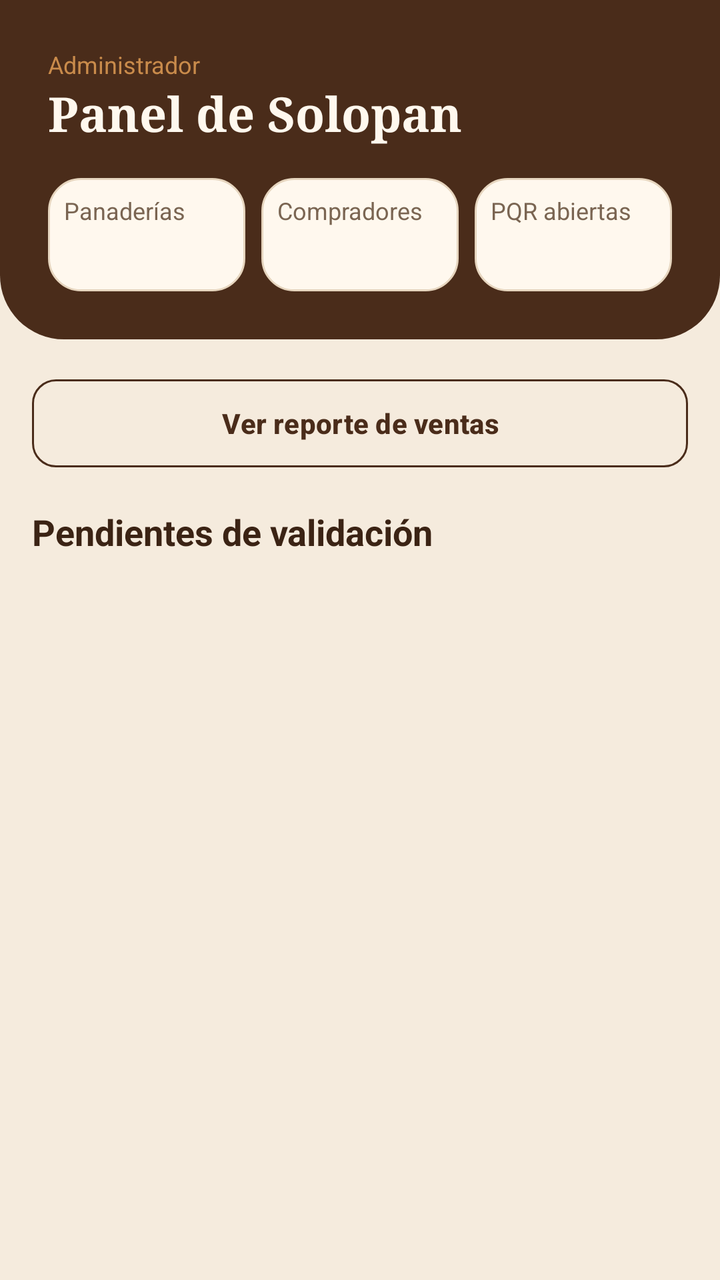
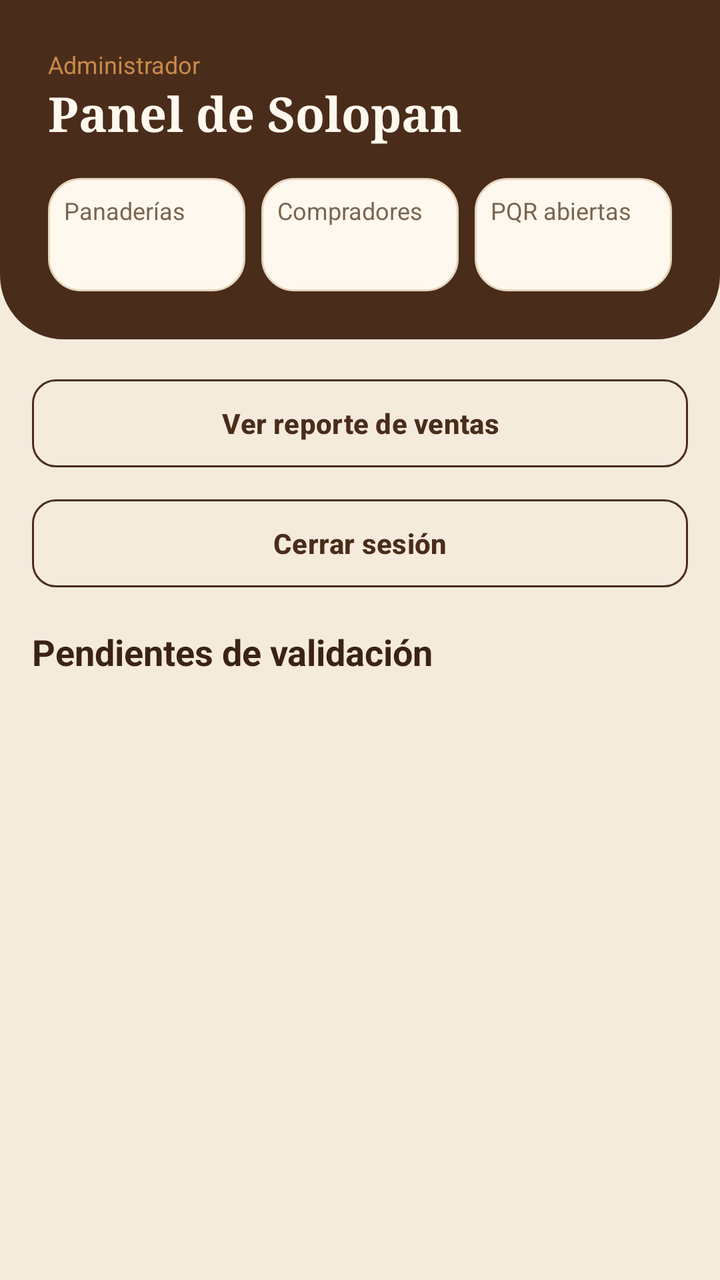

Screens rendered from an Android XML layout before and after an edit, with the pre-edit source and the edit as a unified diff.
<!-- AndroidManifest.xml: application theme Theme.Solopan -->
<!-- res/layout/fragment_admin_panel.xml -->
<?xml version="1.0" encoding="utf-8"?>
<LinearLayout xmlns:android="http://schemas.android.com/apk/res/android"
    android:layout_width="match_parent"
    android:layout_height="match_parent"
    android:orientation="vertical">

    <LinearLayout
        android:layout_width="match_parent"
        android:layout_height="wrap_content"
        android:background="@drawable/bg_header_brown"
        android:orientation="vertical"
        android:padding="@dimen/spacing_l">

        <TextView
            style="@style/Text.Caption"
            android:layout_width="wrap_content"
            android:layout_height="wrap_content"
            android:text="@string/admin_role_label"
            android:textColor="@color/caramel" />

        <TextView
            style="@style/Text.Title"
            android:layout_width="wrap_content"
            android:layout_height="wrap_content"
            android:text="@string/admin_panel_title"
            android:textColor="@color/text_on_dark" />

        <LinearLayout
            android:layout_width="match_parent"
            android:layout_height="wrap_content"
            android:layout_marginTop="@dimen/spacing_m"
            android:orientation="horizontal">

            <LinearLayout
                android:layout_width="0dp"
                android:layout_height="wrap_content"
                android:layout_marginEnd="@dimen/spacing_xs"
                android:layout_weight="1"
                android:background="@drawable/bg_card"
                android:orientation="vertical"
                android:padding="@dimen/spacing_s">

                <TextView
                    style="@style/Text.Caption"
                    android:layout_width="wrap_content"
                    android:layout_height="wrap_content"
                    android:text="@string/stat_bakeries" />

                <TextView
                    android:id="@+id/tvStatBakeries"
                    style="@style/Text.Subtitle"
                    android:layout_width="wrap_content"
                    android:layout_height="wrap_content" />
            </LinearLayout>

            <LinearLayout
                android:layout_width="0dp"
                android:layout_height="wrap_content"
                android:layout_marginHorizontal="@dimen/spacing_xs"
                android:layout_weight="1"
                android:background="@drawable/bg_card"
                android:orientation="vertical"
                android:padding="@dimen/spacing_s">

                <TextView
                    style="@style/Text.Caption"
                    android:layout_width="wrap_content"
                    android:layout_height="wrap_content"
                    android:text="@string/stat_buyers" />

                <TextView
                    android:id="@+id/tvStatBuyers"
                    style="@style/Text.Subtitle"
                    android:layout_width="wrap_content"
                    android:layout_height="wrap_content" />
            </LinearLayout>

            <LinearLayout
                android:layout_width="0dp"
                android:layout_height="wrap_content"
                android:layout_marginStart="@dimen/spacing_xs"
                android:layout_weight="1"
                android:background="@drawable/bg_card"
                android:orientation="vertical"
                android:padding="@dimen/spacing_s">

                <TextView
                    style="@style/Text.Caption"
                    android:layout_width="wrap_content"
                    android:layout_height="wrap_content"
                    android:text="@string/stat_pqr_open" />

                <TextView
                    android:id="@+id/tvStatPqr"
                    style="@style/Text.Subtitle"
                    android:layout_width="wrap_content"
                    android:layout_height="wrap_content" />
            </LinearLayout>
        </LinearLayout>
    </LinearLayout>

    <ScrollView
        android:layout_width="match_parent"
        android:layout_height="0dp"
        android:layout_weight="1">

        <LinearLayout
            android:layout_width="match_parent"
            android:layout_height="wrap_content"
            android:orientation="vertical"
            android:padding="@dimen/spacing_m">

            <com.google.android.material.button.MaterialButton
                android:id="@+id/btnSalesReport"
                style="@style/Widget.Solopan.Button.Outlined"
                android:layout_width="match_parent"
                android:layout_height="wrap_content"
                android:text="@string/btn_sales_report" />

            <TextView
                style="@style/Text.Subtitle"
                android:layout_width="wrap_content"
                android:layout_height="wrap_content"
                android:layout_marginTop="@dimen/spacing_m"
                android:text="@string/pending_validation" />

            <androidx.recyclerview.widget.RecyclerView
                android:id="@+id/rvPending"
                android:layout_width="match_parent"
                android:layout_height="wrap_content"
                android:layout_marginTop="@dimen/spacing_s"
                android:nestedScrollingEnabled="false" />
        </LinearLayout>
    </ScrollView>
</LinearLayout>
<!-- resources referenced by this layout -->
<resources>
  <color name="caramel">#C98B4B</color>
  <color name="text_on_dark">#FFF8EE</color>
  <dimen name="spacing_l">24dp</dimen>
  <dimen name="spacing_m">16dp</dimen>
  <dimen name="spacing_s">8dp</dimen>
  <dimen name="spacing_xs">4dp</dimen>
  <!-- drawable bg_card (drawable) -->
  <?xml version="1.0" encoding="utf-8"?>
  <shape xmlns:android="http://schemas.android.com/apk/res/android"
      android:shape="rectangle">
      <solid android:color="@color/cream_surface" />
      <stroke
          android:width="1dp"
          android:color="@color/cream_border" />
      <corners android:radius="@dimen/radius_card" />
  </shape>
  <!-- drawable bg_header_brown (drawable) -->
  <?xml version="1.0" encoding="utf-8"?>
  <shape xmlns:android="http://schemas.android.com/apk/res/android"
      android:shape="rectangle">
      <solid android:color="@color/brown_dark" />
      <corners
          android:bottomLeftRadius="@dimen/radius_header"
          android:bottomRightRadius="@dimen/radius_header" />
  </shape>
  <string name="admin_panel_title">Panel de Solopan</string>
  <string name="admin_role_label">Administrador</string>
  <string name="btn_sales_report">Ver reporte de ventas</string>
  <string name="pending_validation">Pendientes de validación</string>
  <string name="stat_bakeries">Panaderías</string>
  <string name="stat_buyers">Compradores</string>
  <string name="stat_pqr_open">PQR abiertas</string>
  <style name="Text.Caption" parent="">
          <item name="android:textColor">@color/text_secondary</item>
          <item name="android:textSize">@dimen/text_caption</item>
      </style>
  <style name="Text.Subtitle" parent="">
          <item name="android:textColor">@color/text_primary</item>
          <item name="android:textSize">@dimen/text_subtitle</item>
          <item name="android:textStyle">bold</item>
      </style>
  <style name="Text.Title" parent="">
          <item name="android:fontFamily">serif</item>
          <item name="android:textColor">@color/text_primary</item>
          <item name="android:textSize">@dimen/text_title</item>
          <item name="android:textStyle">bold</item>
      </style>
  <style name="Widget.Solopan.Button.Outlined" parent="Widget.Material3.Button.OutlinedButton">
          <item name="strokeColor">@color/brown_dark</item>
          <item name="android:textColor">@color/brown_dark</item>
          <item name="cornerRadius">@dimen/radius_button</item>
          <item name="android:minHeight">@dimen/button_height</item>
          <item name="android:textAllCaps">false</item>
      </style>
  <color name="cream_surface">#FFF8EE</color>
  <color name="cream_border">#E6D5BE</color>
  <dimen name="radius_card">16dp</dimen>
  <color name="brown_dark">#4A2C1A</color>
  <dimen name="radius_header">32dp</dimen>
  <color name="text_secondary">#7A6552</color>
  <dimen name="text_caption">12sp</dimen>
  <color name="text_primary">#3B2314</color>
  <dimen name="text_subtitle">18sp</dimen>
  <dimen name="text_title">24sp</dimen>
  <dimen name="radius_button">12dp</dimen>
  <dimen name="button_height">52dp</dimen>
  <color name="red_primary">#C63B2F</color>
  <color name="white">#FFFFFF</color>
  <color name="error_red">#B3261E</color>
  <color name="cream_background">#F5EBDD</color>
  <style name="Widget.Solopan.Button" parent="Widget.Material3.Button">
          <item name="backgroundTint">@color/red_primary</item>
          <item name="cornerRadius">@dimen/radius_button</item>
          <item name="android:minHeight">@dimen/button_height</item>
          <item name="android:textAllCaps">false</item>
          <item name="android:textStyle">bold</item>
      </style>
  <!-- unchanged entries left out for length: 1 -->
</resources>

<!-- the commit's change to res/layout/fragment_admin_panel.xml (unified diff, before → after) -->
@@ -117,6 +117,14 @@
                 android:layout_height="wrap_content"
                 android:text="@string/btn_sales_report" />
 
+            <com.google.android.material.button.MaterialButton
+                android:id="@+id/btnLogout"
+                style="@style/Widget.Solopan.Button.Outlined"
+                android:layout_width="match_parent"
+                android:layout_height="wrap_content"
+                android:layout_marginTop="@dimen/spacing_s"
+                android:text="@string/btn_logout" />
+
             <TextView
                 style="@style/Text.Subtitle"
                 android:layout_width="wrap_content"
<!-- resource entries referenced after the edit -->
@@ -27,6 +27,7 @@
   </shape>
   <string name="admin_panel_title">Panel de Solopan</string>
   <string name="admin_role_label">Administrador</string>
+  <string name="btn_logout">Cerrar sesión</string>
   <string name="btn_sales_report">Ver reporte de ventas</string>
   <string name="pending_validation">Pendientes de validación</string>
   <string name="stat_bakeries">Panaderías</string>
